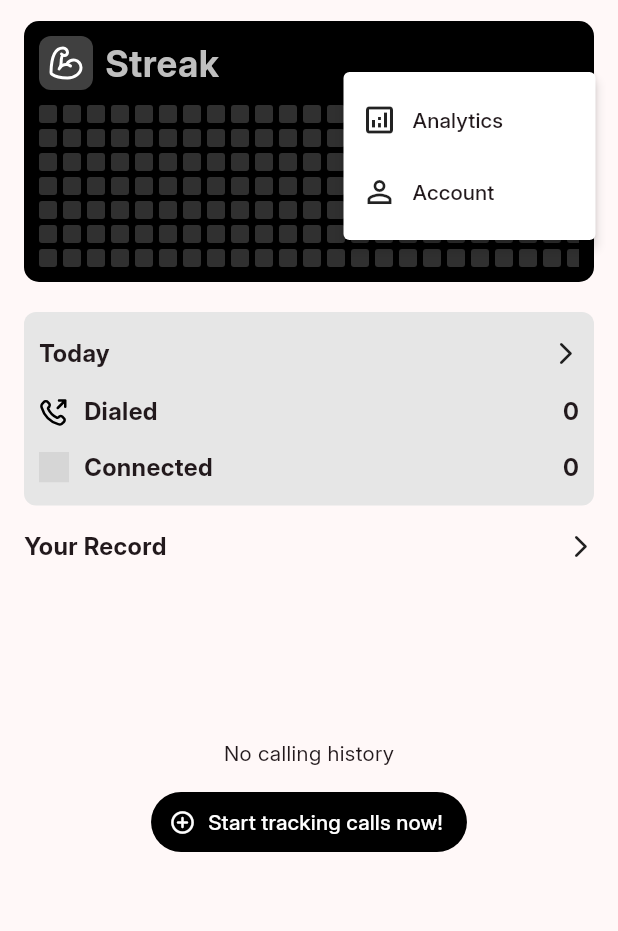
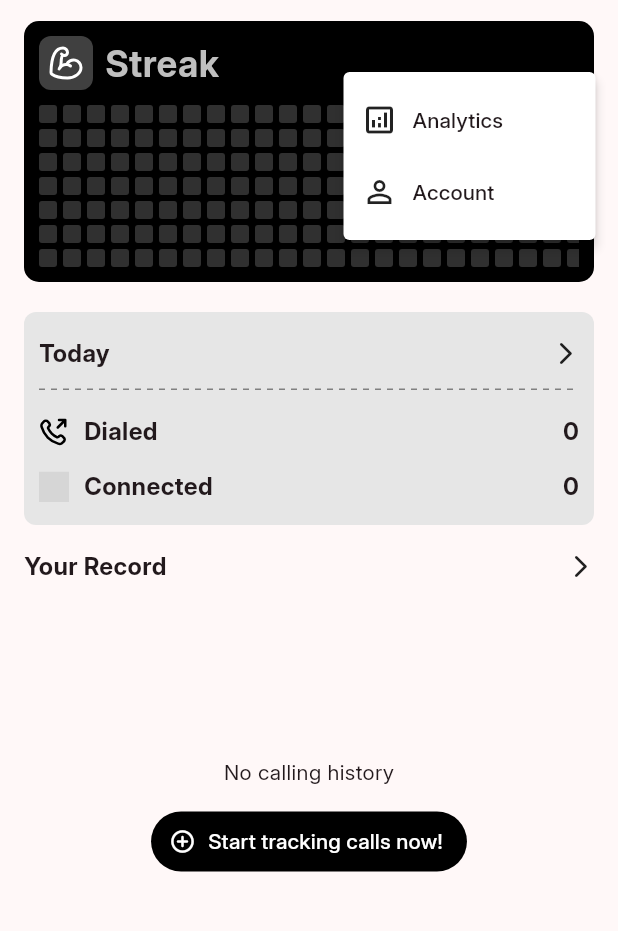
Before and after one commit to aaditya-jagdale/callerxyz, a Flutter app: the HomeScreen screen opened directly, after a tap on the "more vert" icon, on a phone screen of 412 x 824 dp, the part 63-994 px from its top. Run offline on Flutter 3.47's test engine with Material 3 defaults, Android fonts, the phone set to English and light mode, and no system bars; drawn by our look-alikes of dotted_line; our stand-ins replace device_info_plus, firebase_core, firebase_messaging, fl_chart, flutter_dotenv, flutter_riverpod and 5 more; accounts and stored records are empty; network calls fail; grey boxes are pictures that could not be loaded.

Commit message:
calendar state changes real time

```diff
--- a/lib/modules/home/screens/calendar_view.dart
+++ b/lib/modules/home/screens/calendar_view.dart
@@ -1,22 +1,23 @@
 import 'dart:math';
 
 import 'package:callerxyz/modules/shared/widgets/colors.dart';
+import 'package:callerxyz/riverpod/calendar_data.dart';
 import 'package:flutter/material.dart';
+import 'package:flutter_riverpod/flutter_riverpod.dart';
 import 'package:flutter_svg/flutter_svg.dart';
 import 'package:intl/intl.dart';
 import 'package:supabase_flutter/supabase_flutter.dart';
 
-class CallendarView extends StatefulWidget {
+class CallendarView extends ConsumerStatefulWidget {
   const CallendarView({super.key});
 
   @override
-  State<CallendarView> createState() => _CallendarViewState();
+  ConsumerState<CallendarView> createState() => _CallendarViewState();
 }
 
-class _CallendarViewState extends State<CallendarView> {
+class _CallendarViewState extends ConsumerState<CallendarView> {
   final supabase = Supabase.instance.client;
   bool _isLoading = true;
-  List<int> dates = [];
   final startDate = DateTime.now().subtract(const Duration(days: 365 - 1));
 
   insertRecord() async {
@@ -38,14 +39,14 @@
         .select("date")
         .eq("uid", supabase.auth.currentUser!.id)
         .neq("dialed", 0);
-    setState(() {
-      dates = data
-          .map<int>((e) => DateTime.now()
-              .difference(DateTime.parse(e["date"].toString()))
-              .inDays)
-          .toList();
-      _isLoading = false;
-    });
+
+    ref.read(calendarDataProvider.notifier).setCalendarData(data
+        .map<int>((e) => DateTime.now()
+            .difference(DateTime.parse(e["date"].toString()))
+            .inDays)
+        .toList());
+
+    _isLoading = false;
   }
 
   @override
@@ -111,10 +112,12 @@
               itemCount: 365,
               itemBuilder: (context, index) {
                 int today = DateTime.now().weekday - 7;
-                bool isSuccessful = dates.contains(index - today);
+                bool isSuccessful =
+                    ref.watch(calendarDataProvider).contains(index + today);
 
                 if (mounted) {
-                  return Container(
+                  return AnimatedContainer(
+                    duration: const Duration(milliseconds: 500),
                     height: 10,
                     width: 10,
                     decoration: BoxDecoration(
--- a/lib/modules/home/screens/your_records.dart
+++ b/lib/modules/home/screens/your_records.dart
@@ -5,8 +5,10 @@
 import 'package:callerxyz/modules/shared/widgets/colors.dart';
 import 'package:callerxyz/modules/shared/widgets/snackbars.dart';
 import 'package:callerxyz/modules/shared/widgets/transitions.dart';
+import 'package:callerxyz/riverpod/calendar_data.dart';
 import 'package:callerxyz/riverpod/record_data.dart';
 import 'package:callerxyz/riverpod/records_riverpod.dart';
+import 'package:dotted_line/dotted_line.dart';
 import 'package:flutter/material.dart';
 import 'package:flutter_riverpod/flutter_riverpod.dart';
 import 'package:flutter_svg/flutter_svg.dart';
@@ -121,6 +123,17 @@
                         ref
                             .watch(yourRecordsProvider.notifier)
                             .setTodayRecord(RecordModel.fromJson(record[0]));
+
+                        if (ref.watch(yourRecordsProvider).todayRecord.dialed ==
+                            0) {
+                          ref.read(calendarDataProvider.notifier).removeDate(
+                              DateTime.now()
+                                  .difference(DateTime.parse(
+                                      ref.read(recordDataController).date))
+                                  .inDays);
+                        } else {
+                          ref.read(calendarDataProvider.notifier).addDate(0);
+                        }
                       } else {
                         debugPrint("No record found for today");
                       }
@@ -156,6 +169,16 @@
                         size: 18,
                       )
                     ],
+                  ),
+                ),
+                const Padding(
+                  padding: EdgeInsets.symmetric(vertical: 6),
+                  child: DottedLine(
+                    dashColor: CustomColors.black50,
+                    dashGapLength: 4,
+                    dashLength: 4,
+                    lineThickness: 1,
+                    dashRadius: 0,
                   ),
                 ),
                 TodayTile(
--- a/lib/modules/records/screens/record_details.dart
+++ b/lib/modules/records/screens/record_details.dart
@@ -3,6 +3,7 @@
 import 'package:callerxyz/modules/shared/widgets/colors.dart';
 import 'package:callerxyz/modules/shared/widgets/custom_buttons.dart';
 import 'package:callerxyz/modules/shared/widgets/textfields.dart';
+import 'package:callerxyz/riverpod/calendar_data.dart';
 import 'package:callerxyz/riverpod/record_data.dart';
 import 'package:dotted_line/dotted_line.dart';
 import 'package:flutter/material.dart';
--- /dev/null
+++ b/lib/riverpod/calendar_data.dart
@@ -0,0 +1,25 @@
+import 'package:flutter_riverpod/flutter_riverpod.dart';
+
+class CalendarDataNotifier extends StateNotifier<List<int>> {
+  CalendarDataNotifier() : super([]);
+
+  void setCalendarData(List<int> data) {
+    state = data;
+  }
+
+  void addDate(int date) {
+    state = [...state, date];
+  }
+
+  void removeDate(int date) {
+    state = state.where((element) => element != date).toList();
+  }
+
+  void clearCalendarData() {
+    state = [];
+  }
+}
+
+final calendarDataProvider = StateNotifierProvider<CalendarDataNotifier, List<int>>((ref) {
+  return CalendarDataNotifier();
+});
--- a/lib/riverpod/records_riverpod.dart
+++ b/lib/riverpod/records_riverpod.dart
@@ -32,6 +32,10 @@
     state = RecordState(records: [...state.records, record]);
   }
 
+  RecordModel getRecord(RecordModel record) {
+    return state.records.firstWhere((element) => element.id == record.id);
+  }
+
   void updateRecord(RecordModel updatedRecord) {
     state = RecordState(records: [
       for (final record in state.records)
```
Also changed, not shown: lib/modules/home/widgets/record_card.dart (+15 -0 lines).
